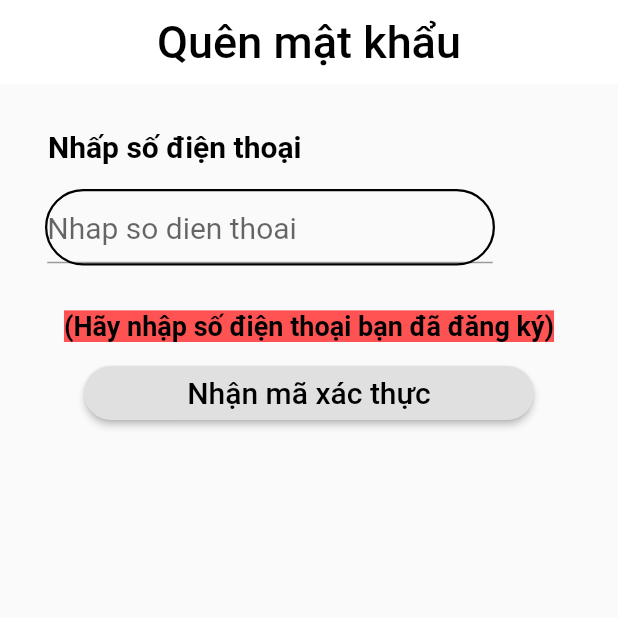
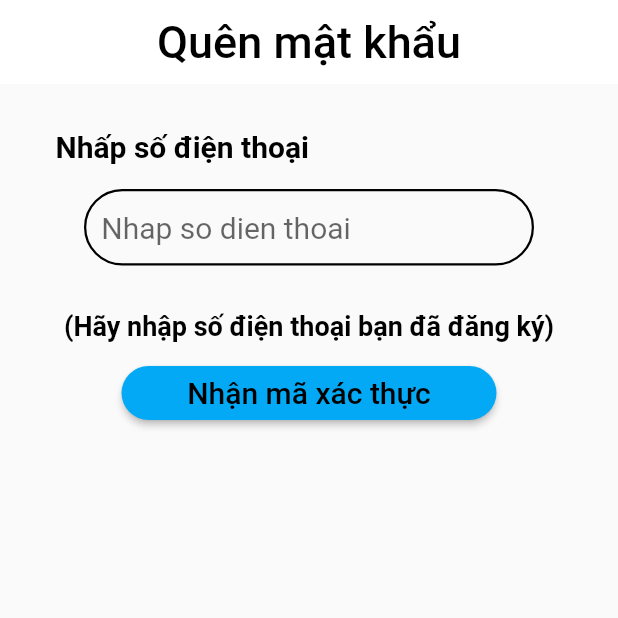
Before and after one commit to TruongTuanNghia/hosoungvien_mobile, a Flutter app: the screen it shows after launch, on a phone screen of 412 x 824 dp, the top half of it. Run offline on Flutter 3.47's test engine with Material 2 defaults, Android fonts, the phone set to English and light mode, and no system bars.

Commit message:
no message

```diff
--- a/ho_so_ung_vien/lib/Lay_Lai_Tai_Khoan.dart
+++ b/ho_so_ung_vien/lib/Lay_Lai_Tai_Khoan.dart
@@ -17,13 +17,17 @@ class LayLaiTaiKhoanState extends State<LayLaiTaiKhoan>{
       decoration: InputDecoration(
         hintStyle: TextStyle(fontSize: 20),
         hintText: 'Nhap so dien thoai',
+          contentPadding: EdgeInsets.only(left: 10),
+          border: InputBorder.none,
       ),
+      keyboardType: TextInputType.phone,
     );
     final btnLayMatKhau= new RaisedButton(
         onPressed: layMatKhau,
             child: Text('Nhận mã xác thực',style: TextStyle(fontSize: 20,color: Colors.black)),
       shape: RoundedRectangleBorder(
           borderRadius: BorderRadius.all(Radius.circular(30))),
+      color: Colors.lightBlue,
     );
     return Scaffold(
       appBar: AppBar(
@@ -38,19 +42,20 @@ class LayLaiTaiKhoanState extends State<LayLaiTaiKhoan>{
           Row(
             children: <Widget>[
               Container(
-                margin: EdgeInsets.only(left: 27,top: 30),
+                margin: EdgeInsets.only(left: 32,top: 30),
                   child: Text(" Nhấp số điện thoại ",style: TextStyle(color:Colors.black,fontSize: 20,fontWeight: FontWeight.bold,))
               ),
             ],
           ),
           Row(
+            mainAxisAlignment: MainAxisAlignment.center,
             children: <Widget>[
               Container(
                 decoration: BoxDecoration(
                   border: Border.all(width: 1.5),
                     borderRadius: BorderRadius.all(Radius.circular(100))
                 ),
-                margin: EdgeInsets.only(left: 30,right: 30,top: 17),
+                margin: EdgeInsets.only(left: 10,right: 10,top: 17),
                 width: 300,
                 child: txt_Nhap_So_Dien_hoai,
               )
@@ -62,7 +67,7 @@ class LayLaiTaiKhoanState extends State<LayLaiTaiKhoan>{
               Container(
                 margin: EdgeInsets.only(top: 30),
                 child: Text('(Hãy nhập số điện thoại bạn đã đăng ký)',
-                    style: TextStyle(color: Colors.black,fontSize: 18,fontWeight: FontWeight.bold,backgroundColor: Colors.redAccent)),
+                    style: TextStyle(color: Colors.black,fontSize: 18,fontWeight: FontWeight.bold)),
               )
             ],
           ),
@@ -70,7 +75,7 @@ class LayLaiTaiKhoanState extends State<LayLaiTaiKhoan>{
             mainAxisAlignment: MainAxisAlignment.center,
             children: <Widget>[
               Container(
-                width: 300,
+                width: 250,
                 margin: EdgeInsets.only(top: 10),
                 child: btnLayMatKhau,
               )
```
